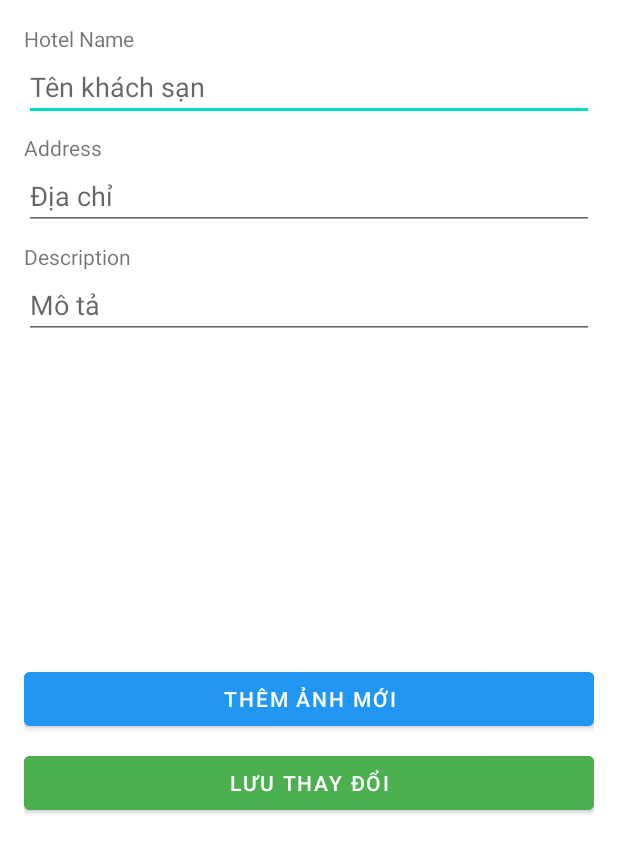
After one commit to quy1003/HotelMobile, an Android app: the EditHotelActivity screen opened directly, with no data from a screen before it, on a phone screen of 412 x 824 dp. The commit adds this screen. Shown: the top 853 px of the screen. Run offline under Robolectric (Android 15) with nearby library versions, the phone set to English and light mode, and no system bars; our stand-ins replace Firebase (no records; nobody signed in at launch, a user with empty details on screens opened directly), Picasso; libraries missing offline, so code that uses them is left out: com.cloudinary, com.cloudinary.utils; pictures from the network do not load.

Commit message:
finish update hotel fnc

```diff
--- a/app/src/main/AndroidManifest.xml
+++ b/app/src/main/AndroidManifest.xml
@@ -9,6 +9,7 @@
     <uses-permission android:name="android.permission.READ_MEDIA_IMAGES" />
     <uses-permission android:name="android.permission.ACCESS_FINE_LOCATION" />
     <uses-permission android:name="android.permission.ACCESS_COARSE_LOCATION" />
+
     <application
         android:allowBackup="true"
         android:dataExtractionRules="@xml/data_extraction_rules"
@@ -21,6 +22,9 @@
         android:theme="@style/Theme.MaterialComponents.DayNight.NoActionBar"
         android:usesCleartextTraffic="true"
         tools:targetApi="31">
+        <activity
+            android:name=".EditHotelActivity"
+            android:exported="false" />
         <activity
             android:name=".SignupActivity"
             android:exported="false" />
--- /dev/null
+++ b/app/src/main/java/com/example/hotelmobile/EditHotelActivity.java
@@ -0,0 +1,209 @@
+package com.example.hotelmobile;
+
+import android.app.ProgressDialog;
+import android.content.Context;
+import android.content.Intent;
+import android.database.Cursor;
+import android.net.Uri;
+import android.os.Bundle;
+import android.provider.MediaStore;
+import android.widget.Button;
+import android.widget.EditText;
+import android.widget.ListView;
+import android.widget.Toast;
+
+import androidx.activity.EdgeToEdge;
+import androidx.annotation.NonNull;
+import androidx.annotation.Nullable;
+import androidx.appcompat.app.AppCompatActivity;
+import androidx.core.graphics.Insets;
+import androidx.core.view.ViewCompat;
+import androidx.core.view.WindowInsetsCompat;
+
+import com.cloudinary.Cloudinary;
+import com.cloudinary.utils.ObjectUtils;
+import com.example.hotelmobile.adapter.HotelImageAdapter;
+import com.google.firebase.database.DataSnapshot;
+import com.google.firebase.database.DatabaseError;
+import com.google.firebase.database.DatabaseReference;
+import com.google.firebase.database.FirebaseDatabase;
+import com.google.firebase.database.ValueEventListener;
+
+import java.util.ArrayList;
+import java.util.Map;
+
+public class EditHotelActivity extends AppCompatActivity {
+    private static final int REQUEST_CODE_SELECT_IMAGE = 101;
+
+    private EditText edtHotelName, edtHotelAddress, edtHotelDescription;
+    private ListView lvHotelImages;
+    private Button btnAddImage, btnSave;
+    private ArrayList<String> imageList = new ArrayList<>();
+    private HotelImageAdapter imageAdapter;
+    // Khai báo ProgressDialog
+    private ProgressDialog progressDialog;
+
+    private String hotelId;
+    private DatabaseReference hotelRef;
+
+    private final Cloudinary cloudinary = new Cloudinary(ObjectUtils.asMap(
+            "cloud_name", "dbdd85bp4",
+            "api_key", "947314781637449",
+            "api_secret", "aEQ5nlEGafd_SBz7ZxK2QfcCzWQ"
+    ));
+
+    private final int PICK_IMAGE_REQUEST = 101;
+
+    @Override
+    protected void onCreate(Bundle savedInstanceState) {
+        super.onCreate(savedInstanceState);
+        setContentView(R.layout.activity_edit_hotel);
+        progressDialog = new ProgressDialog(this);
+        progressDialog.setMessage("Uploading image...");
+        progressDialog.setCancelable(false);
+        // Ánh xạ các View
+        edtHotelName = findViewById(R.id.edtHotelName);
+        edtHotelAddress = findViewById(R.id.edtHotelAddress);
+        edtHotelDescription = findViewById(R.id.edtHotelDescription);
+        lvHotelImages = findViewById(R.id.lvHotelImages);
+        btnAddImage = findViewById(R.id.btnAddImage);
+        btnSave = findViewById(R.id.btnSave);
+
+        // Lấy Intent
+        Intent intent = getIntent();
+        if (intent != null) {
+            hotelId = String.valueOf(intent.getIntExtra("hotel_id", -1));
+        }
+
+        // Khởi tạo Firebase
+        hotelRef = FirebaseDatabase.getInstance("https://hotelmobile-d180a-default-rtdb.asia-southeast1.firebasedatabase.app/").getReference("hotels").child(hotelId);
+
+        // Tải dữ liệu
+        loadHotelData();
+
+        // Thiết lập Adapter cho ListView
+        imageAdapter = new HotelImageAdapter(this, imageList, hotelId);
+        lvHotelImages.setAdapter(imageAdapter);
+
+        // Thêm sự kiện cho ListView
+        lvHotelImages.setOnItemClickListener((parent, view, position, id) -> replaceImage(position));
+
+        // Thêm ảnh mới
+        btnAddImage.setOnClickListener(v -> selectImageFromGallery());
+
+        // Lưu thay đổi
+        btnSave.setOnClickListener(v -> saveHotelData());
+    }
+
+    private void loadHotelData() {
+        hotelRef.addListenerForSingleValueEvent(new ValueEventListener() {
+            @Override
+            public void onDataChange(@NonNull DataSnapshot snapshot) {
+                if (snapshot.exists()) {
+                    String hotelName = snapshot.child("hotelName").getValue(String.class);
+                    String location = snapshot.child("location").getValue(String.class);
+                    String description = snapshot.child("description").getValue(String.class);
+                    for (DataSnapshot imageSnapshot : snapshot.child("images").getChildren()) {
+                        imageList.add(imageSnapshot.getValue(String.class));
+                    }
+
+                    edtHotelName.setText(hotelName);
+                    edtHotelAddress.setText(location);
+                    edtHotelDescription.setText(description);
+                    imageAdapter.notifyDataSetChanged();
+                }
+            }
+
+            @Override
+            public void onCancelled(@NonNull DatabaseError error) {
+                Toast.makeText(EditHotelActivity.this, "Lỗi khi tải dữ liệu: " + error.getMessage(), Toast.LENGTH_SHORT).show();
+            }
+        });
+    }
+
+    private void replaceImage(int position) {
+        // Mở thư viện ảnh
+        Intent intent = new Intent(Intent.ACTION_PICK);
+        intent.setType("image/*");
+        startActivityForResult(intent, PICK_IMAGE_REQUEST + position);
+    }
+
+    private void selectImageFromGallery() {
+        Intent intent = new Intent(Intent.ACTION_PICK, MediaStore.Images.Media.EXTERNAL_CONTENT_URI);
+        startActivityForResult(intent, REQUEST_CODE_SELECT_IMAGE);
+    }
+
+    @Override
+    protected void onActivityResult(int requestCode, int resultCode, @Nullable Intent data) {
+        super.onActivityResult(requestCode, resultCode, data);
+
+        if (requestCode == REQUEST_CODE_SELECT_IMAGE && resultCode == RESULT_OK && data != null && data.getData() != null) {
+            Uri selectedImageUri = data.getData();
+            if (selectedImageUri != null) {
+                uploadImageToCloudinary(selectedImageUri);
+            }
+        }
+    }
+
+
+    private void uploadImageToCloudinary(Uri imageUri) {
+        progressDialog.show(); // Hiển thị trạng thái loading
+
+        new Thread(() -> {
+            try {
+                // Lấy đường dẫn thực tế của ảnh
+                String filePath = getRealPath(this, imageUri);
+
+                // Tải lên Cloudinary
+                Map uploadResult = cloudinary.uploader().upload(filePath, ObjectUtils.emptyMap());
+                String uploadedImageUrl = (String) uploadResult.get("secure_url");
+
+                runOnUiThread(() -> {
+                    progressDialog.dismiss(); // Tắt trạng thái loading
+                    if (uploadedImageUrl != null) {
+                        // Thêm ảnh mới vào mảng images
+                        imageList.add(uploadedImageUrl);
+                        imageAdapter.notifyDataSetChanged();
+
+                        // Cập nhật Firebase
+                        hotelRef.child("images").setValue(imageList)
+                                .addOnSuccessListener(aVoid -> Toast.makeText(this, "Image added successfully!", Toast.LENGTH_SHORT).show())
+                                .addOnFailureListener(e -> Toast.makeText(this, "Failed to update images: " + e.getMessage(), Toast.LENGTH_SHORT).show());
+                    }
+                });
+            } catch (Exception e) {
+                runOnUiThread(() -> {
+                    progressDialog.dismiss();
+                    Toast.makeText(this, "Failed to upload image: " + e.getMessage(), Toast.LENGTH_SHORT).show();
+                });
+            }
+        }).start();
+    }
+
+    private void saveHotelData() {
+        // Lưu thông tin khách sạn
+        hotelRef.child("hotelName").setValue(edtHotelName.getText().toString().trim());
+        hotelRef.child("location").setValue(edtHotelAddress.getText().toString().trim());
+        hotelRef.child("description").setValue(edtHotelDescription.getText().toString().trim());
+        hotelRef.child("images").setValue(imageList)
+                .addOnCompleteListener(task -> {
+                    if (task.isSuccessful()) {
+                        Toast.makeText(this, "Cập nhật thành công!", Toast.LENGTH_SHORT).show();
+                        finish();
+                    } else {
+                        Toast.makeText(this, "Cập nhật thất bại!", Toast.LENGTH_SHORT).show();
+                    }
+                });
+    }
+    public static String getRealPath(Context context, Uri uri) {
+        String result = null;
+        Cursor cursor = context.getContentResolver().query(uri, null, null, null, null);
+        if (cursor != null) {
+            cursor.moveToFirst();
+            int idx = cursor.getColumnIndex(MediaStore.Images.ImageColumns.DATA);
+            if (idx != -1) result = cursor.getString(idx);
+            cursor.close();
+        }
+        return result;
+    }
+}
--- a/app/src/main/java/com/example/hotelmobile/ListHotelManagerActivity.java
+++ b/app/src/main/java/com/example/hotelmobile/ListHotelManagerActivity.java
@@ -4,6 +4,7 @@
     import android.content.Context;
     import android.content.Intent;
     import android.content.IntentFilter;
+    import android.content.SharedPreferences;
     import android.os.Bundle;
     import android.widget.Button;
     import android.widget.ListView;
@@ -57,8 +58,10 @@
                 }
             });
 
+            SharedPreferences preferences = getSharedPreferences("UserPrefs", Context.MODE_PRIVATE);
+            String userRole = preferences.getString("user_role", "CUSTOMER");
             // Khởi tạo Adapter và gán cho ListView
-            hotelAdapter = new HotelAdapter(this, hotelList);
+            hotelAdapter = new HotelAdapter(this, hotelList,userRole);
             listViewHotels.setAdapter(hotelAdapter);
 
 
--- /dev/null
+++ b/app/src/main/java/com/example/hotelmobile/adapter/HotelImageAdapter.java
@@ -0,0 +1,76 @@
+package com.example.hotelmobile.adapter;
+
+import android.content.Context;
+import android.view.LayoutInflater;
+import android.view.View;
+import android.view.ViewGroup;
+import android.widget.BaseAdapter;
+import android.widget.Button;
+import android.widget.ImageView;
+import android.widget.Toast;
+
+import androidx.annotation.NonNull;
+import androidx.recyclerview.widget.RecyclerView;
+
+import com.example.hotelmobile.R;
+import com.google.firebase.database.FirebaseDatabase;
+import com.squareup.picasso.Picasso;
+
+import java.util.List;
+
+public class HotelImageAdapter extends BaseAdapter {
+    private Context context;
+    private List<String> imageList;
+    private String hotelId;
+    public HotelImageAdapter(Context context, List<String> imageList, String hotelId) {
+        this.context = context;
+        this.imageList = imageList;
+        this.hotelId = hotelId;
+    }
+
+    @Override
+    public int getCount() {
+        return imageList.size();
+    }
+
+    @Override
+    public Object getItem(int position) {
+        return imageList.get(position);
+    }
+
+    @Override
+    public long getItemId(int position) {
+        return position;
+    }
+
+    @Override
+    public View getView(int position, View convertView, ViewGroup parent) {
+        if (convertView == null) {
+            convertView = LayoutInflater.from(context).inflate(R.layout.item_hotel_image, parent, false);
+        }
+
+        ImageView imageView = convertView.findViewById(R.id.imgHotel);
+        Button btnRemove = convertView.findViewById(R.id.btnRemoveImage);
+
+        String imageUrl = imageList.get(position);
+
+        // Load hình ảnh
+        Picasso.get().load(imageUrl).placeholder(R.drawable.placeholder_image_background).into(imageView);
+
+        // Xoá ảnh
+        btnRemove.setOnClickListener(v -> {
+            imageList.remove(position);
+            notifyDataSetChanged();
+
+            // Cập nhật Firebase
+            FirebaseDatabase.getInstance().getReference("hotels")
+                    .child(hotelId)
+                    .child("images")
+                    .setValue(imageList)
+                    .addOnSuccessListener(aVoid -> Toast.makeText(context, "Image removed successfully!", Toast.LENGTH_SHORT).show())
+                    .addOnFailureListener(e -> Toast.makeText(context, "Failed to update images: " + e.getMessage(), Toast.LENGTH_SHORT).show());
+        });
+
+        return convertView;
+    }
+}
--- /dev/null
+++ b/app/src/main/res/drawable/rounded_border.xml
@@ -0,0 +1,5 @@
+<?xml version="1.0" encoding="utf-8"?>
+<shape xmlns:android="http://schemas.android.com/apk/res/android">
+    <solid android:color="#FFFFFF" /> <!-- Màu nền -->
+    <corners android:radius="16dp" /> <!-- Bo góc -->
+</shape>
--- /dev/null
+++ b/app/src/main/res/layout/activity_edit_hotel.xml
@@ -0,0 +1,66 @@
+<ScrollView
+    xmlns:android="http://schemas.android.com/apk/res/android"
+    android:layout_width="match_parent"
+    android:layout_height="match_parent"
+    android:padding="16dp">
+
+    <LinearLayout
+        android:layout_width="match_parent"
+        android:layout_height="wrap_content"
+        android:orientation="vertical">
+        <TextView
+            android:layout_width="match_parent"
+            android:layout_height="wrap_content"
+            android:text="Hotel Name"
+            />
+        <EditText
+            android:id="@+id/edtHotelName"
+            android:layout_width="match_parent"
+            android:layout_height="wrap_content"
+            android:hint="Tên khách sạn"
+            android:layout_marginBottom="8dp" />
+        <TextView
+            android:layout_width="match_parent"
+            android:layout_height="wrap_content"
+            android:text="Address"
+            />
+        <EditText
+            android:id="@+id/edtHotelAddress"
+            android:layout_width="match_parent"
+            android:layout_height="wrap_content"
+            android:hint="Địa chỉ"
+            android:layout_marginBottom="8dp" />
+        <TextView
+            android:layout_width="match_parent"
+            android:layout_height="wrap_content"
+            android:text="Description"
+            />
+        <EditText
+            android:id="@+id/edtHotelDescription"
+            android:layout_width="match_parent"
+            android:layout_height="wrap_content"
+            android:hint="Mô tả"
+            android:layout_marginBottom="8dp" />
+
+        <ListView
+            android:id="@+id/lvHotelImages"
+            android:layout_width="match_parent"
+            android:layout_height="200dp"
+            android:layout_marginBottom="8dp" />
+
+        <Button
+            android:id="@+id/btnAddImage"
+            android:backgroundTint="@color/blue"
+            android:layout_width="match_parent"
+            android:layout_height="wrap_content"
+            android:text="Thêm ảnh mới"
+            android:layout_marginBottom="8dp" />
+
+        <Button
+            android:id="@+id/btnSave"
+            android:backgroundTint="@color/green"
+            android:layout_width="match_parent"
+            android:layout_height="wrap_content"
+            android:text="Lưu thay đổi" />
+    </LinearLayout>
+</ScrollView>
--- a/app/src/main/res/layout/fragment_shorts.xml
+++ b/app/src/main/res/layout/fragment_shorts.xml
@@ -6,8 +6,7 @@
     android:layout_height="match_parent"
     android:orientation="vertical"
     android:padding="16dp"
-    android:background="@color/white"
-    android:backgroundTint="@color/white"
+    android:background="@drawable/night"
     tools:context=".ShortsFragment">
 
     <!-- Tiêu đề -->
@@ -29,7 +28,5 @@
         android:layout_width="match_parent"
         android:layout_height="0dp"
         android:layout_weight="1"
-        android:divider="@color/black"
-        android:dividerHeight="0.1dp"
         android:layout_marginBottom="80dp"/>
 </LinearLayout>
--- a/app/src/main/res/menu/nav_menu.xml
+++ b/app/src/main/res/menu/nav_menu.xml
@@ -15,7 +15,7 @@
         <item
             android:id="@+id/nav_settings"
             android:icon="@drawable/baseline_app_settings_alt_24"
-            android:title="Settings"/>
+            android:title="Manager"/>
 
         <item
             android:id="@+id/nav_about"
--- a/app/src/main/res/values/colors.xml
+++ b/app/src/main/res/values/colors.xml
@@ -15,4 +15,6 @@
     <color name="primary">#6200EE</color>
     <color name="primary_text">#000000</color>
     <color name="background_light">#F5F5F5</color>
+    <color name="orange">#FB8C00</color>
+    <color name="yellow">#FDD835</color>
 </resources>
```
Also changed, not shown: app/src/main/java/com/example/hotelmobile/HomeFragment.java (+13 -1 lines), app/src/main/java/com/example/hotelmobile/ShortsFragment.java (+13 -2 lines), app/src/main/java/com/example/hotelmobile/adapter/HotelAdapter.java (+22 -2 lines), app/src/main/res/layout/activity_list_hotel_manager.xml (+4 -6 lines), app/src/main/res/layout/item_hotel_image.xml (added, +22 -0 lines), app/src/main/res/layout/item_hotel_manager.xml (+9 -5 lines), app/src/main/res/drawable/my_city.jpg (added), app/src/main/res/drawable/night.jpg (added), 1 other file.
